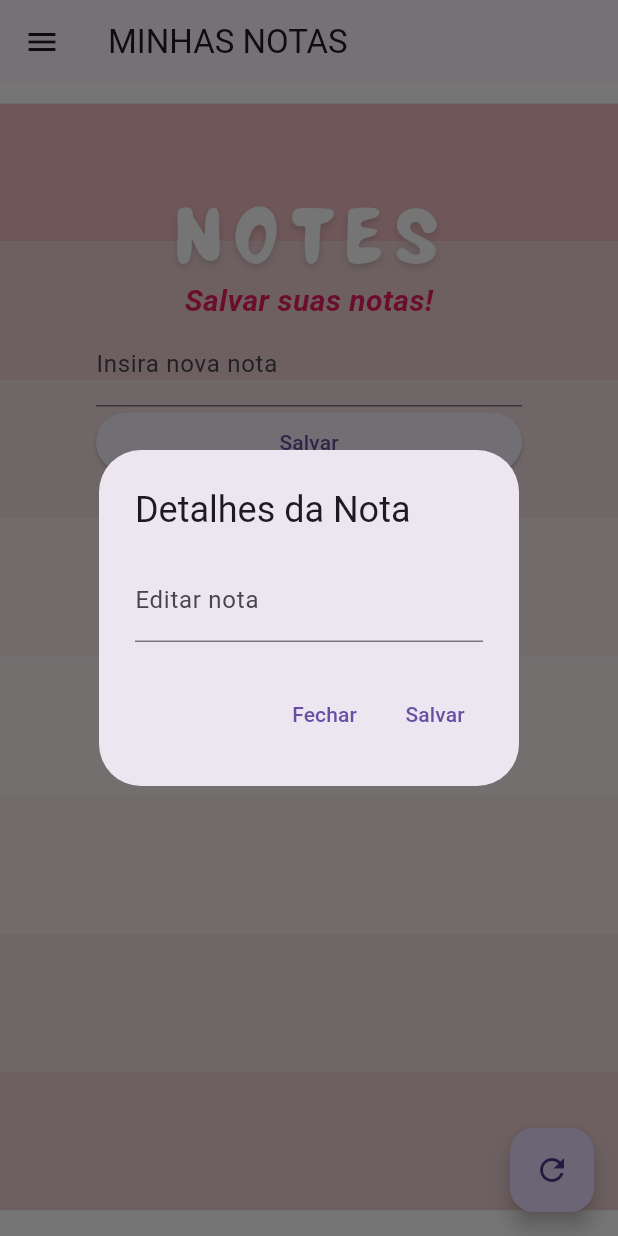
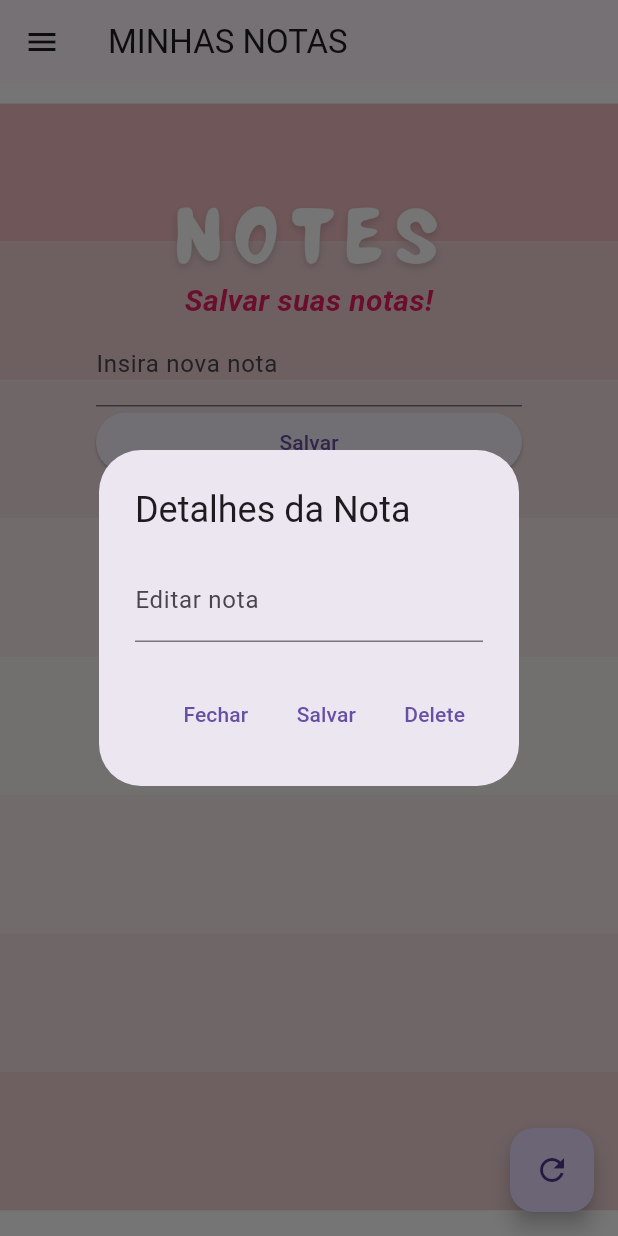
Before and after one commit to meHeronS/relat_final, a Flutter app: the screen it shows after launch, after a tap on "Salvar", after a tap on the "delete" icon, on a phone screen of 412 x 824 dp. Run offline on Flutter 3.47's test engine with Material 3 defaults, Android fonts, the phone set to English and light mode, and no system bars; our stand-ins replace cloud_firestore, firebase_core; accounts and stored records are empty.

Commit message:
Update main.dart

```diff
--- a/lib/main.dart
+++ b/lib/main.dart
@@ -226,17 +226,19 @@ class _HomeScreenState extends State<HomeScreen> {
                         ListTile(
                           title: Text(s),
                           onTap: () {
-                            onTapNota(context, s, db);                          },
-                          trailing: IconButton(
+                            onTapNota(context, s, db);
+                            },
+                            trailing: IconButton(
                             onPressed: () {
                               excludeLastNotas();
-                            },
+                              },
                             icon: const Icon(Icons.delete),
                           ),
                         ),
                     ],
                   ),
-                ]),
+                ]
+            ),
           ),
         ));
   }
@@ -441,10 +443,18 @@ class _HomeScreenState extends State<HomeScreen> {
               },
               child: const Text('Salvar'),
             ),
+            TextButton(
+              onPressed: () async {
+                // Salvar as alterações no banco de dados
+                await db.collection("Notas").doc(_notaId).delete();
+
+                Navigator.of(context).pop(); // Fechar o diálogo de edição
+              },
+              child: const Text('Delete'),
+            ),
           ],
         );
       },
     );
   }
-
 }
```
